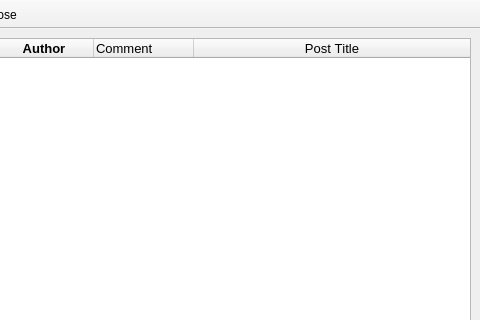
The window that gui/ui/main.ui (ekaputra07/wpcdesk) describes before a commit, drawn with Qt 5; both pictures show x 316 to 796 and y 0 to 320 of the 796 by 646 pixel window.
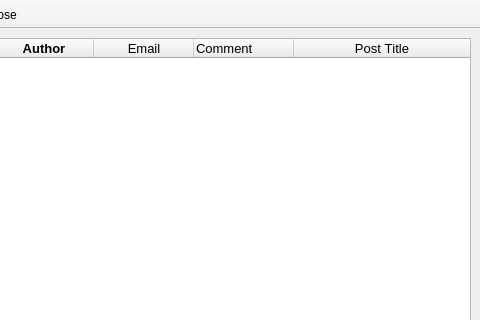
The same window after the commit. Icons and pictures are not drawn.

Patch:
```diff
--- a/gui/ui/main.ui
+++ b/gui/ui/main.ui
@@ -13,6 +13,12 @@
     <height>646</height>
    </rect>
   </property>
+  <property name="sizePolicy">
+   <sizepolicy hsizetype="Maximum" vsizetype="Maximum">
+    <horstretch>0</horstretch>
+    <verstretch>0</verstretch>
+   </sizepolicy>
+  </property>
   <property name="acceptDrops">
    <bool>false</bool>
   </property>
@@ -91,7 +97,7 @@
        <number>0</number>
       </property>
       <property name="columnCount">
-       <number>6</number>
+       <number>7</number>
       </property>
       <attribute name="horizontalHeaderVisible">
        <bool>true</bool>
@@ -170,6 +176,11 @@
         </font>
        </property>
       </column>
+      <column>
+       <property name="text">
+        <string>Email</string>
+       </property>
+      </column>
       <column>
        <property name="text">
         <string>Comment</string>
```
Left out of the diff: 28 changed lines with no effect on the pictures.
